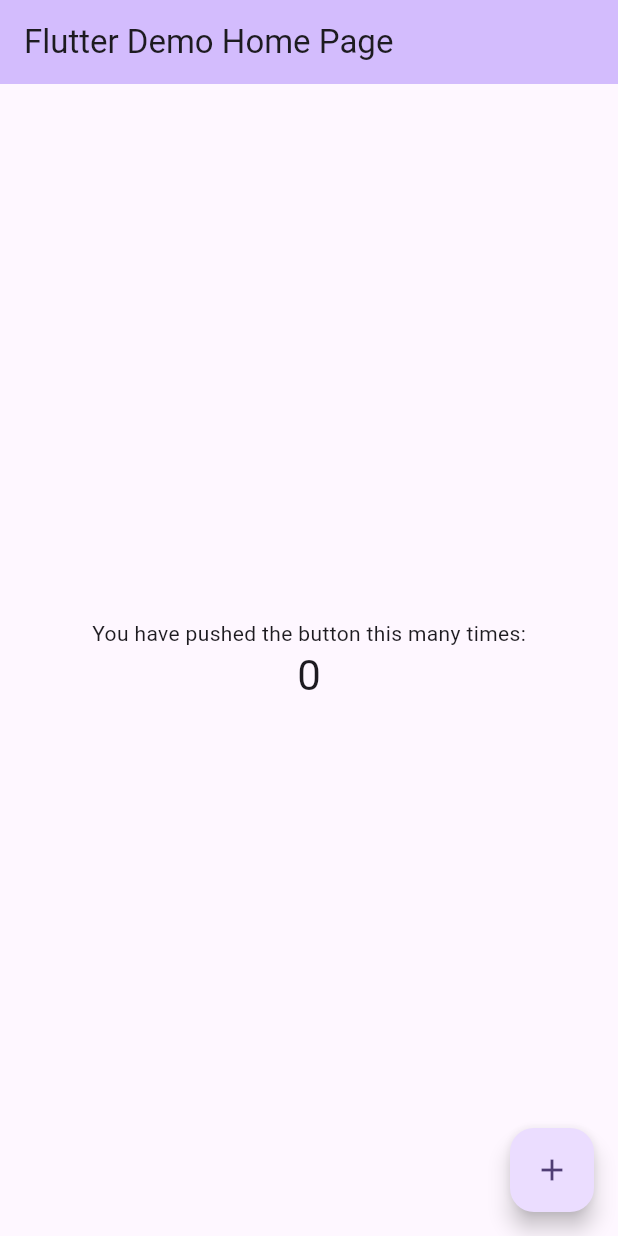
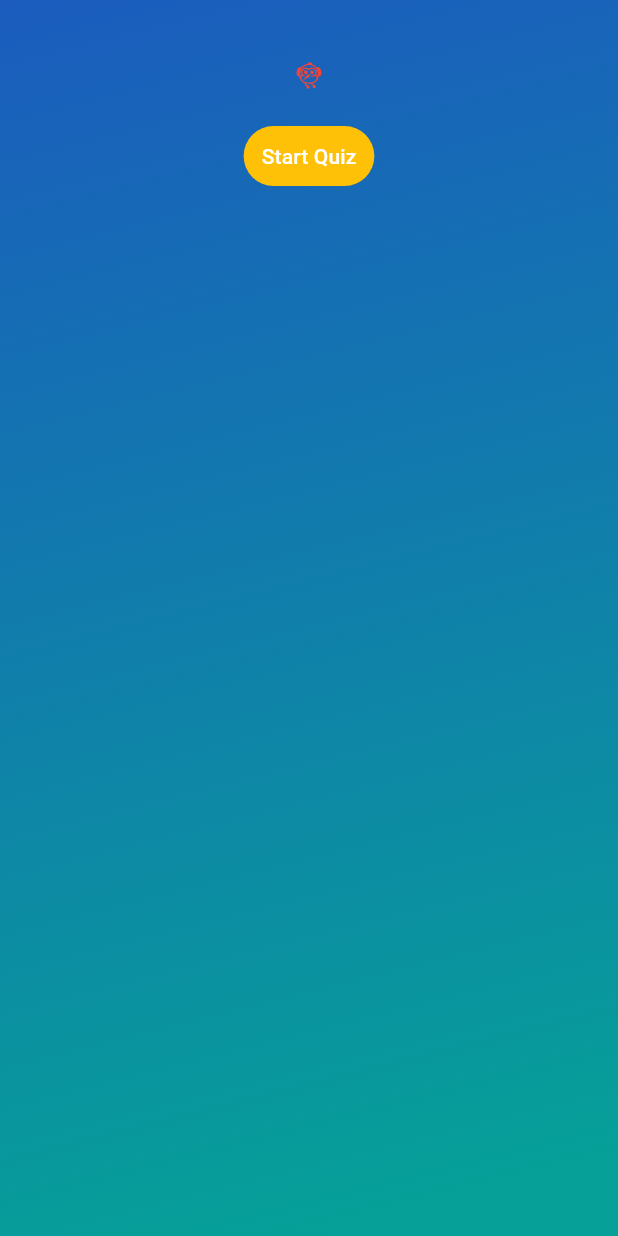
Before and after one commit to jonnywintech/flutter-quiz, a Flutter app: the screen it shows after launch, on a phone screen of 412 x 824 dp. Run offline on Flutter 3.47's test engine with Material 3 defaults, Android fonts, the phone set to English and light mode, and no system bars.

Commit message:
playing around

```diff
--- /dev/null
+++ b/lib/button.dart
@@ -0,0 +1,17 @@
+import 'package:flutter/material.dart';
+
+class CustomButton extends StatelessWidget {
+  const CustomButton({super.key});
+
+  @override
+  Widget build(BuildContext context) {
+    return TextButton(
+      onPressed: () {},
+      child: Text('Start Quiz'),
+      style: TextButton.styleFrom(
+        backgroundColor: Colors.amber,
+        foregroundColor: Colors.white,
+      ),
+    );
+  }
+}
--- /dev/null
+++ b/lib/content.dart
@@ -0,0 +1,23 @@
+import 'package:flutter/material.dart';
+import 'package:quiz_app/button.dart';
+
+class Body extends StatelessWidget {
+  const Body({super.key});
+
+  @override
+  Widget build(BuildContext context) {
+    return Column(
+      children: [
+        Icon(
+          Icons.flutter_dash_outlined,
+          size: 20,
+          color: Colors.red,
+        ),
+        SizedBox(
+          height: 20,
+        ),
+        CustomButton(),
+      ],
+    );
+  }
+}
--- /dev/null
+++ b/lib/custom_container.dart
@@ -0,0 +1,24 @@
+import 'package:flutter/material.dart';
+
+class StyledContainer extends StatelessWidget {
+  const StyledContainer({super.key, required this.colors, required this.child});
+  final List<Color> colors;
+  final Widget child;
+
+  @override
+  Widget build(BuildContext context) {
+    return Container(
+      padding: EdgeInsets.only(top: 40, left: 20, right: 20, bottom: 40),
+      decoration: BoxDecoration(
+        gradient: LinearGradient(
+          begin: Alignment.topLeft,
+          end: Alignment.bottomCenter,
+          colors: colors,
+        ),
+      ),
+      child: Center(
+        child: child,
+      ),
+    );
+  }
+}
--- a/lib/main.dart
+++ b/lib/main.dart
@@ -1,4 +1,6 @@
 import 'package:flutter/material.dart';
+import 'package:quiz_app/content.dart';
+import 'package:quiz_app/custom_container.dart';
 
 void main() {
   runApp(const MyApp());
@@ -7,115 +9,20 @@ void main() {
 class MyApp extends StatelessWidget {
   const MyApp({super.key});
 
-  // This widget is the root of your application.
   @override
   Widget build(BuildContext context) {
     return MaterialApp(
-      title: 'Flutter Demo',
-      theme: ThemeData(
-        // This is the theme of your application.
-        //
-        // TRY THIS: Try running your application with "flutter run". You'll see
-        // the application has a purple toolbar. Then, without quitting the app,
-        // try changing the seedColor in the colorScheme below to Colors.green
-        // and then invoke "hot reload" (save your changes or press the "hot
-        // reload" button in a Flutter-supported IDE, or press "r" if you used
-        // the command line to start the app).
-        //
-        // Notice that the counter didn't reset back to zero; the application
-        // state is not lost during the reload. To reset the state, use hot
-        // restart instead.
-        //
-        // This works for code too, not just values: Most code changes can be
-        // tested with just a hot reload.
-        colorScheme: .fromSeed(seedColor: Colors.deepPurple),
-      ),
-      home: const MyHomePage(title: 'Flutter Demo Home Page'),
-    );
-  }
-}
-
-class MyHomePage extends StatefulWidget {
-  const MyHomePage({super.key, required this.title});
-
-  // This widget is the home page of your application. It is stateful, meaning
-  // that it has a State object (defined below) that contains fields that affect
-  // how it looks.
-
-  // This class is the configuration for the state. It holds the values (in this
-  // case the title) provided by the parent (in this case the App widget) and
-  // used by the build method of the State. Fields in a Widget subclass are
-  // always marked "final".
-
-  final String title;
-
-  @override
-  State<MyHomePage> createState() => _MyHomePageState();
-}
-
-class _MyHomePageState extends State<MyHomePage> {
-  int _counter = 0;
-
-  void _incrementCounter() {
-    setState(() {
-      // This call to setState tells the Flutter framework that something has
-      // changed in this State, which causes it to rerun the build method below
-      // so that the display can reflect the updated values. If we changed
-      // _counter without calling setState(), then the build method would not be
-      // called again, and so nothing would appear to happen.
-      _counter++;
-    });
-  }
-
-  @override
-  Widget build(BuildContext context) {
-    // This method is rerun every time setState is called, for instance as done
-    // by the _incrementCounter method above.
-    //
-    // The Flutter framework has been optimized to make rerunning build methods
-    // fast, so that you can just rebuild anything that needs updating rather
-    // than having to individually change instances of widgets.
-    return Scaffold(
-      appBar: AppBar(
-        // TRY THIS: Try changing the color here to a specific color (to
-        // Colors.amber, perhaps?) and trigger a hot reload to see the AppBar
-        // change color while the other colors stay the same.
-        backgroundColor: Theme.of(context).colorScheme.inversePrimary,
-        // Here we take the value from the MyHomePage object that was created by
-        // the App.build method, and use it to set our appbar title.
-        title: Text(widget.title),
-      ),
-      body: Center(
-        // Center is a layout widget. It takes a single child and positions it
-        // in the middle of the parent.
-        child: Column(
-          // Column is also a layout widget. It takes a list of children and
-          // arranges them vertically. By default, it sizes itself to fit its
-          // children horizontally, and tries to be as tall as its parent.
-          //
-          // Column has various properties to control how it sizes itself and
-          // how it positions its children. Here we use mainAxisAlignment to
-          // center the children vertically; the main axis here is the vertical
-          // axis because Columns are vertical (the cross axis would be
-          // horizontal).
-          //
-          // TRY THIS: Invoke "debug painting" (choose the "Toggle Debug Paint"
-          // action in the IDE, or press "p" in the console), to see the
-          // wireframe for each widget.
-          mainAxisAlignment: .center,
-          children: [
-            const Text('You have pushed the button this many times:'),
-            Text(
-              '$_counter',
-              style: Theme.of(context).textTheme.headlineMedium,
-            ),
-          ],
+      debugShowCheckedModeBanner: false,
+      home: Scaffold(
+        body: Center(
+          child: StyledContainer(
+            colors: [
+              Color.fromARGB(255, 27, 92, 190),
+              Color.fromARGB(255, 6, 160, 152),
+            ],
+            child: Body(),
+          ),
         ),
-      ),
-      floatingActionButton: FloatingActionButton(
-        onPressed: _incrementCounter,
-        tooltip: 'Increment',
-        child: const Icon(Icons.add),
       ),
     );
   }
```
